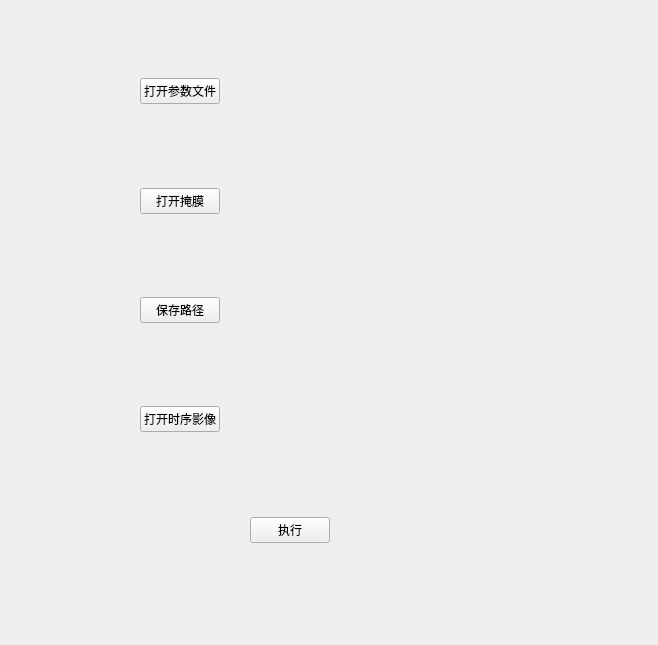
CaoZhenkun/pyqgis, file ui/CloudWindow.ui: the form before one commit.
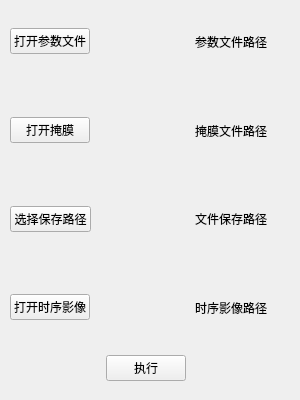
The form after the commit.

```diff
--- a/ui/CloudWindow.ui
+++ b/ui/CloudWindow.ui
@@ -6,20 +6,32 @@
    <rect>
     <x>0</x>
     <y>0</y>
-    <width>658</width>
-    <height>645</height>
+    <width>300</width>
+    <height>400</height>
    </rect>
   </property>
+  <property name="minimumSize">
+   <size>
+    <width>300</width>
+    <height>400</height>
+   </size>
+  </property>
+  <property name="maximumSize">
+   <size>
+    <width>300</width>
+    <height>400</height>
+   </size>
+  </property>
   <property name="windowTitle">
    <string>Form</string>
   </property>
   <widget class="QWidget" name="verticalLayoutWidget">
    <property name="geometry">
     <rect>
-     <x>140</x>
-     <y>40</y>
-     <width>299</width>
-     <height>431</height>
+     <x>10</x>
+     <y>0</y>
+     <width>271</width>
+     <height>381</height>
     </rect>
    </property>
    <layout class="QVBoxLayout" name="verticalLayout_2">
@@ -45,6 +57,16 @@
         </property>
        </spacer>
       </item>
+      <item>
+       <widget class="QLabel" name="label_5">
+        <property name="text">
+         <string>参数文件路径</string>
+        </property>
+        <property name="wordWrap">
+         <bool>false</bool>
+        </property>
+       </widget>
+      </item>
       <item>
        <widget class="QLabel" name="label">
         <property name="text">
@@ -76,6 +98,13 @@
         </property>
        </spacer>
       </item>
+      <item>
+       <widget class="QLabel" name="label_6">
+        <property name="text">
+         <string>掩膜文件路径</string>
+        </property>
+       </widget>
+      </item>
       <item>
        <widget class="QLabel" name="label_3">
         <property name="text">
@@ -90,7 +119,7 @@
       <item>
        <widget class="QPushButton" name="pushButton_4">
         <property name="text">
-         <string>保存路径</string>
+         <string>选择保存路径</string>
         </property>
        </widget>
       </item>
@@ -107,6 +136,13 @@
         </property>
        </spacer>
       </item>
+      <item>
+       <widget class="QLabel" name="label_7">
+        <property name="text">
+         <string>文件保存路径</string>
+        </property>
+       </widget>
+      </item>
       <item>
        <widget class="QLabel" name="label_4">
         <property name="text">
@@ -138,6 +174,22 @@
         </property>
        </spacer>
       </item>
+      <item>
+       <widget class="QLabel" name="label_8">
+        <property name="enabled">
+         <bool>true</bool>
+        </property>
+        <property name="maximumSize">
+         <size>
+          <width>300</width>
+          <height>400</height>
+         </size>
+        </property>
+        <property name="text">
+         <string>时序影像路径</string>
+        </property>
+       </widget>
+      </item>
       <item>
        <widget class="QLabel" name="label_2">
         <property name="text">
@@ -147,17 +199,7 @@
       </item>
      </layout>
     </item>
-   </layout>
-  </widget>
-  <widget class="QWidget" name="horizontalLayoutWidget_5">
-   <property name="geometry">
-    <rect>
-     <x>210</x>
-     <y>490</y>
-     <width>160</width>
-     <height>80</height>
-    </rect>
-   </property>
+    <item>
    <layout class="QHBoxLayout" name="horizontalLayout_6">
     <item>
      <spacer name="horizontalSpacer_5">
@@ -191,6 +233,8 @@
        </size>
       </property>
      </spacer>
+      </item>
+     </layout>
     </item>
    </layout>
   </widget>
```
Left out of the diff: 2 changed lines with no effect on the pictures. Lines whose indentation alone changed are shown as unchanged.
